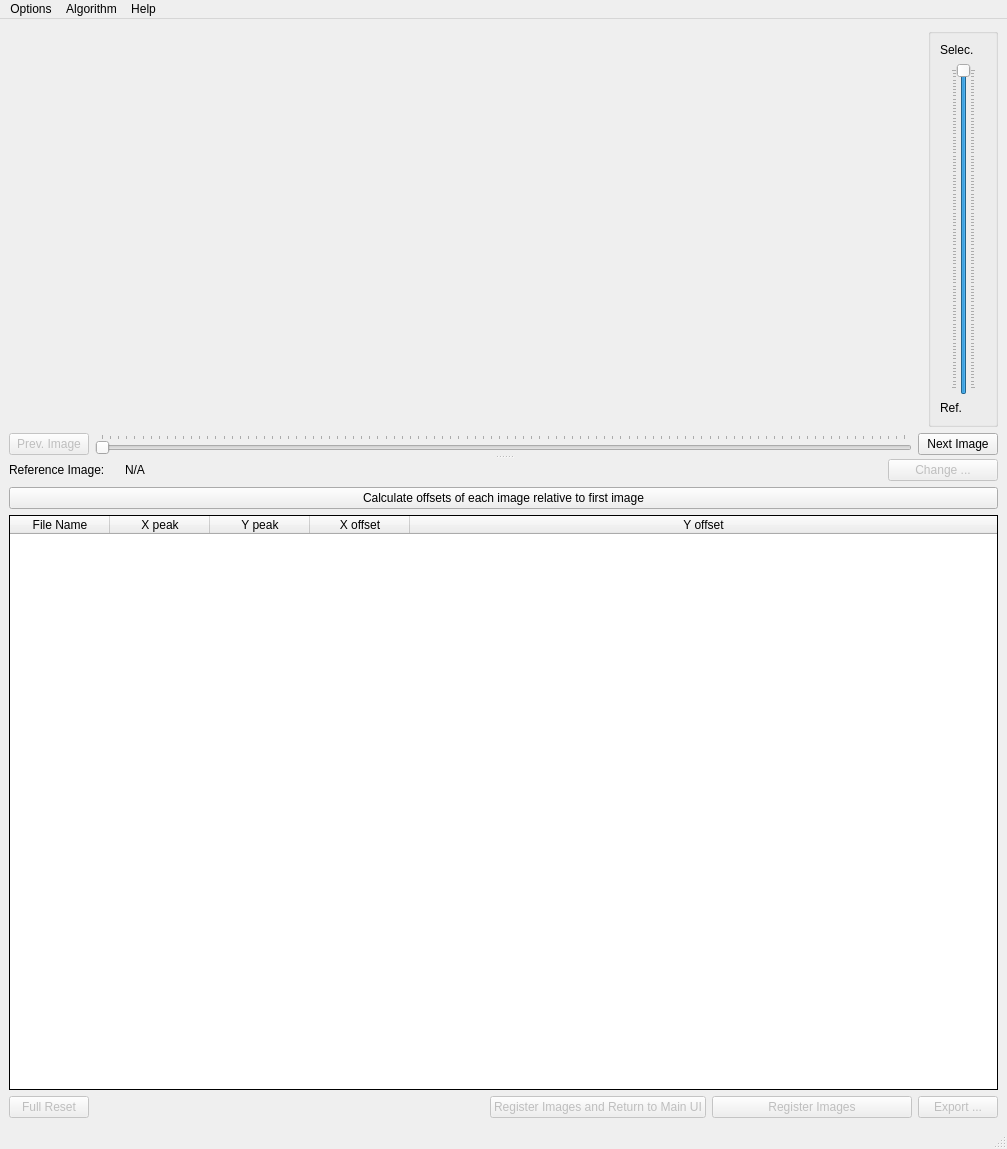
neutronimaging/python_notebooks, file notebooks/ui/ui_registration_profile.ui: the form before one commit.
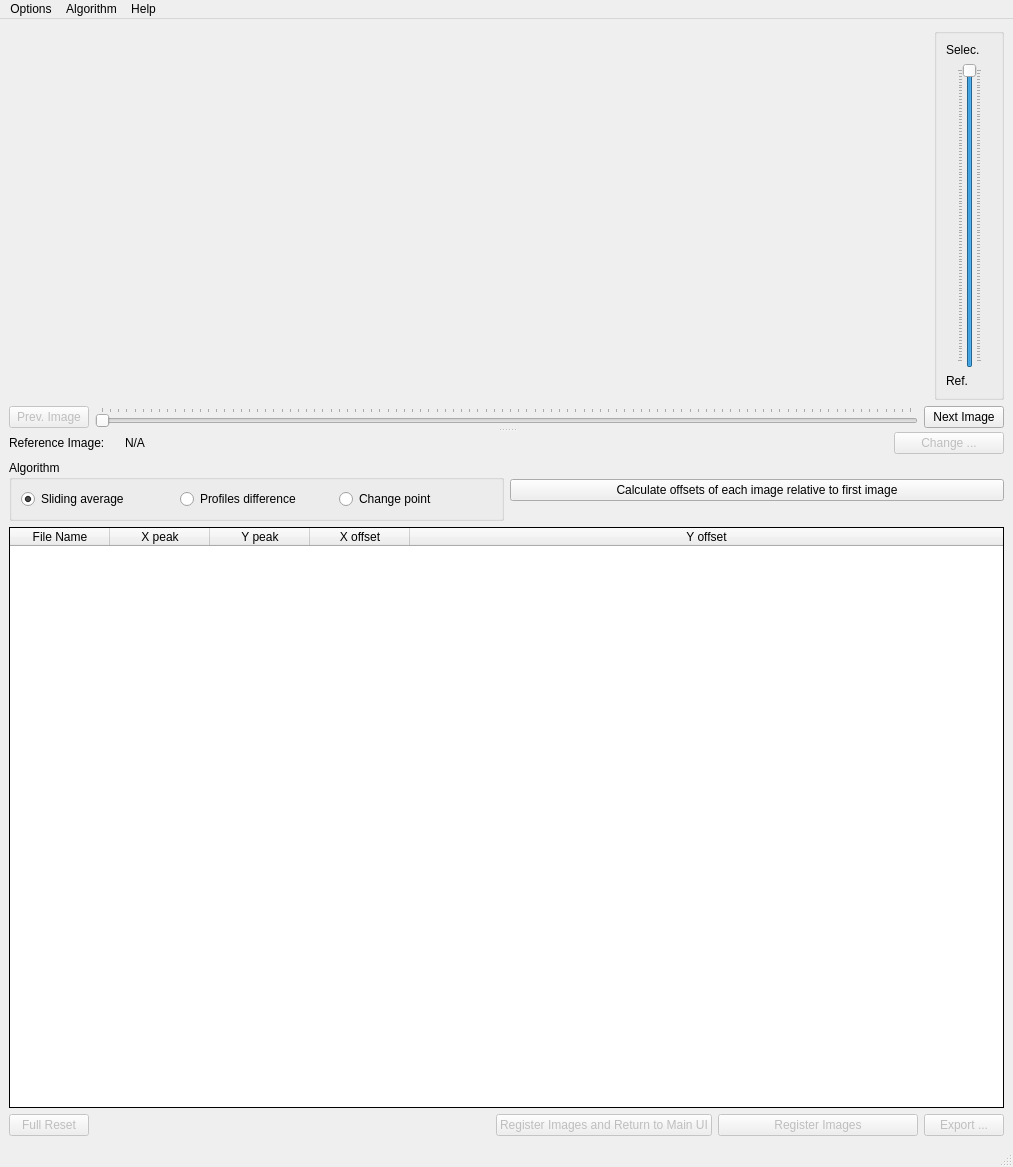
The form after the commit.

Patch:
```diff
--- a/notebooks/ui/ui_registration_profile.ui
+++ b/notebooks/ui/ui_registration_profile.ui
@@ -9,8 +9,8 @@
    <rect>
     <x>0</x>
     <y>0</y>
-    <width>1007</width>
-    <height>1149</height>
+    <width>1013</width>
+    <height>1167</height>
    </rect>
   </property>
   <property name="minimumSize">
@@ -206,11 +206,48 @@
           </layout>
          </item>
          <item>
-          <widget class="QPushButton" name="calculate_markers_button">
-           <property name="text">
-            <string>Calculate offsets of each image relative to first image</string>
-           </property>
-          </widget>
+          <layout class="QHBoxLayout" name="horizontalLayout_6">
+           <item>
+            <widget class="QGroupBox" name="groupBox">
+             <property name="title">
+              <string>Algorithm</string>
+             </property>
+             <layout class="QHBoxLayout" name="horizontalLayout_7">
+              <item>
+               <widget class="QRadioButton" name="sliding_average_radioButton">
+                <property name="text">
+                 <string>Sliding average</string>
+                </property>
+                <property name="checked">
+                 <bool>true</bool>
+                </property>
+               </widget>
+              </item>
+              <item>
+               <widget class="QRadioButton" name="profiles_difference_radioButton">
+                <property name="text">
+                 <string>Profiles difference</string>
+                </property>
+               </widget>
+              </item>
+              <item>
+               <widget class="QRadioButton" name="change_point_radioButton">
+                <property name="text">
+                 <string>Change point</string>
+                </property>
+               </widget>
+              </item>
+             </layout>
+            </widget>
+           </item>
+           <item>
+            <widget class="QPushButton" name="calculate_markers_button">
+             <property name="text">
+              <string>Calculate offsets of each image relative to first image</string>
+             </property>
+            </widget>
+           </item>
+          </layout>
          </item>
          <item>
           <widget class="QTableWidget" name="tableWidget">
@@ -367,7 +404,7 @@
     <rect>
      <x>0</x>
      <y>0</y>
-     <width>1007</width>
+     <width>1013</width>
      <height>24</height>
     </rect>
    </property>
```
Left out of the diff: 74 changed lines with no effect on the pictures.
